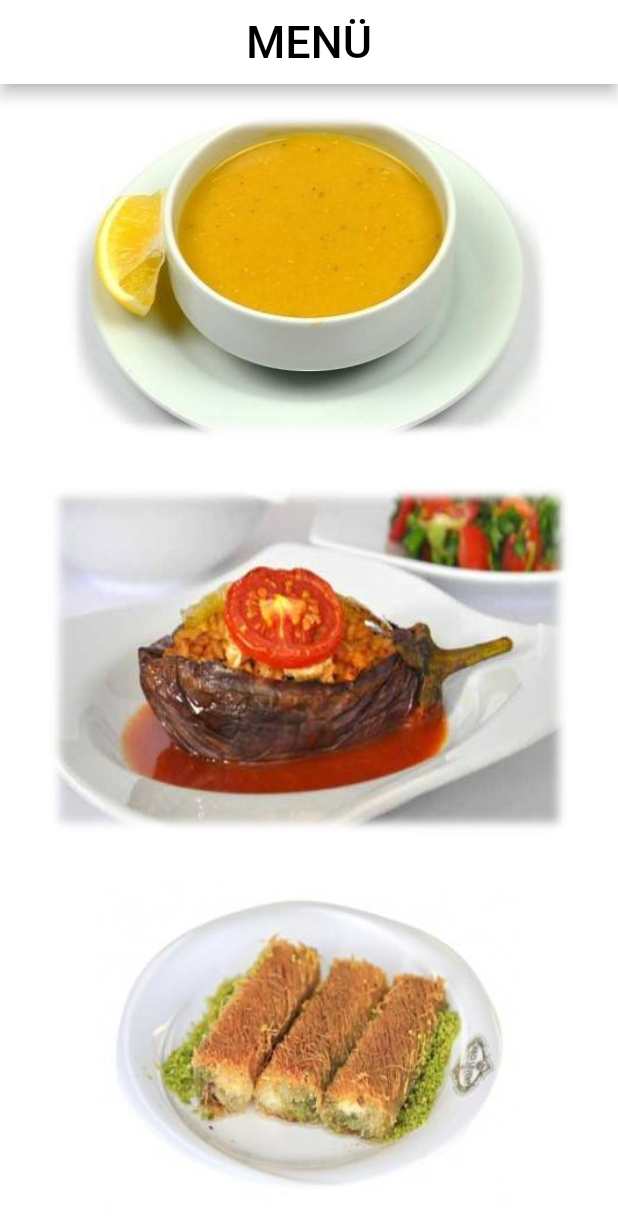
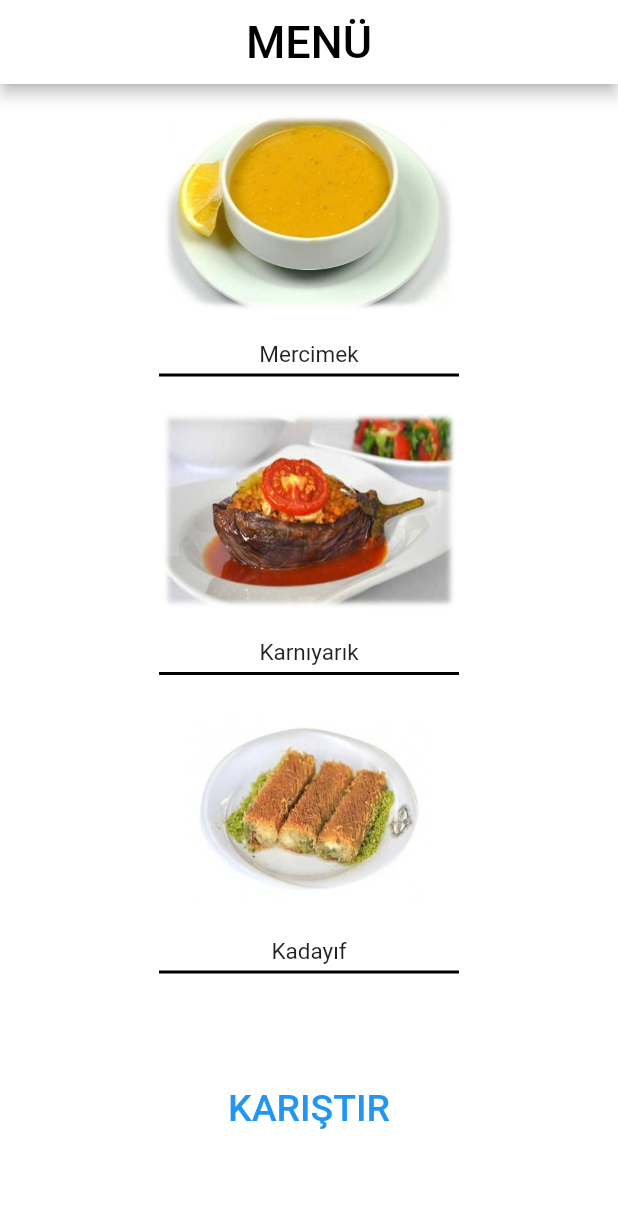
Before and after one commit to OneFamous/menutasarim, a Flutter app: the screen it shows after launch, on a phone screen of 412 x 824 dp. Shown: the top 1225 px of the screen. Run offline on Flutter 3.47's test engine with Material 2 defaults, Android fonts, the phone set to English and light mode, and no system bars.

Commit message:
Second Commit

```diff
--- a/lib/main.dart
+++ b/lib/main.dart
@@ -1,3 +1,5 @@
+import 'dart:math';
+
 import 'package:flutter/material.dart';
 
 void main() {
@@ -26,8 +28,49 @@ class BenimUygulamam extends StatelessWidget {
   }
 }
 
-class YemekSayfasi extends StatelessWidget {
-  const YemekSayfasi({super.key});
+class YemekSayfasi extends StatefulWidget {
+  YemekSayfasi({super.key});
+
+  @override
+  State<YemekSayfasi> createState() => _YemekSayfasiState();
+}
+
+class _YemekSayfasiState extends State<YemekSayfasi> {
+  int corbaNo = 1;
+
+  int yemekNo = 1;
+
+  int tatliNo = 1;
+
+  List<String> corbaAdlari = [
+    'Mercimek',
+    'Tarhana',
+    'Tavuk Suyu',
+    'Düğün Çorbası',
+    'Yoğurtlu Çorba'
+  ];
+  List<String> yemekAdlari = [
+    'Karnıyarık',
+    'Mantı',
+    'Kuru Fasulye',
+    'İçli Köfte',
+    'Izgara Balık'
+  ];
+  List<String> tatliAdlari = [
+    'Kadayıf',
+    'Baklava',
+    'Sütlaç',
+    'Kazandibi',
+    'Dondurma'
+  ];
+
+  void karistir() {
+    setState(() {
+      corbaNo = Random().nextInt(5) + 1;
+      yemekNo = Random().nextInt(5) + 1;
+      tatliNo = Random().nextInt(5) + 1;
+    });
+  }
 
   @override
   Widget build(BuildContext context) {
@@ -38,22 +81,88 @@ class YemekSayfasi extends StatelessWidget {
             child: Padding(
               padding: const EdgeInsets.all(12.0),
               child: TextButton(
-                  onPressed: () {
-                    print('corba buton calisiyor');
-                  },
-                  child: Image.asset('assets/corba_1.jpg')),
+                  style: ButtonStyle(
+                    overlayColor: MaterialStateProperty.all(Colors.yellow),
+                  ),
+                  onPressed: karistir,
+                  child: Image.asset('assets/corba_$corbaNo.jpg')),
+            ),
+          ),
+          Text(
+            corbaAdlari[corbaNo - 1],
+            style: TextStyle(fontSize: 15),
+          ),
+          Container(
+            width: 200,
+            child: const Divider(
+              height: 10,
+              color: Colors.black,
+              thickness: 2.0,
             ),
           ),
           Expanded(
             child: Padding(
               padding: const EdgeInsets.all(12.0),
-              child: Image.asset('assets/yemek_1.jpg'),
+              child: TextButton(
+                style: ButtonStyle(
+                  overlayColor: MaterialStateProperty.all(Colors.yellow),
+                ),
+                onPressed: karistir,
+                child: Image.asset('assets/yemek_$yemekNo.jpg'),
+              ),
+            ),
+          ),
+          Text(
+            yemekAdlari[yemekNo - 1],
+            style: TextStyle(
+              fontSize: 15,
+            ),
+          ),
+          Container(
+            width: 200,
+            child: const Divider(
+              height: 10,
+              color: Colors.black,
+              thickness: 2.0,
             ),
           ),
           Expanded(
             child: Padding(
               padding: const EdgeInsets.all(12.0),
-              child: Image.asset('assets/tatli_1.jpg'),
+              child: TextButton(
+                  style: ButtonStyle(
+                    overlayColor: MaterialStateProperty.all(Colors.yellow),
+                  ),
+                  onPressed: karistir,
+                  child: Image.asset('assets/tatli_$tatliNo.jpg')),
+            ),
+          ),
+          Text(
+            tatliAdlari[tatliNo - 1],
+            style: TextStyle(
+              fontSize: 15,
+            ),
+          ),
+          Container(
+            width: 200,
+            child: const Divider(
+              height: 10,
+              color: Colors.black,
+              thickness: 2.0,
+            ),
+          ),
+          Expanded(
+            child: TextButton(
+              style: ButtonStyle(
+                overlayColor: MaterialStateProperty.all(Colors.yellow),
+              ),
+              onPressed: karistir,
+              child: Text(
+                'KARIŞTIR',
+                style: TextStyle(
+                  fontSize: 25,
+                ),
+              ),
             ),
           ),
         ],
```
